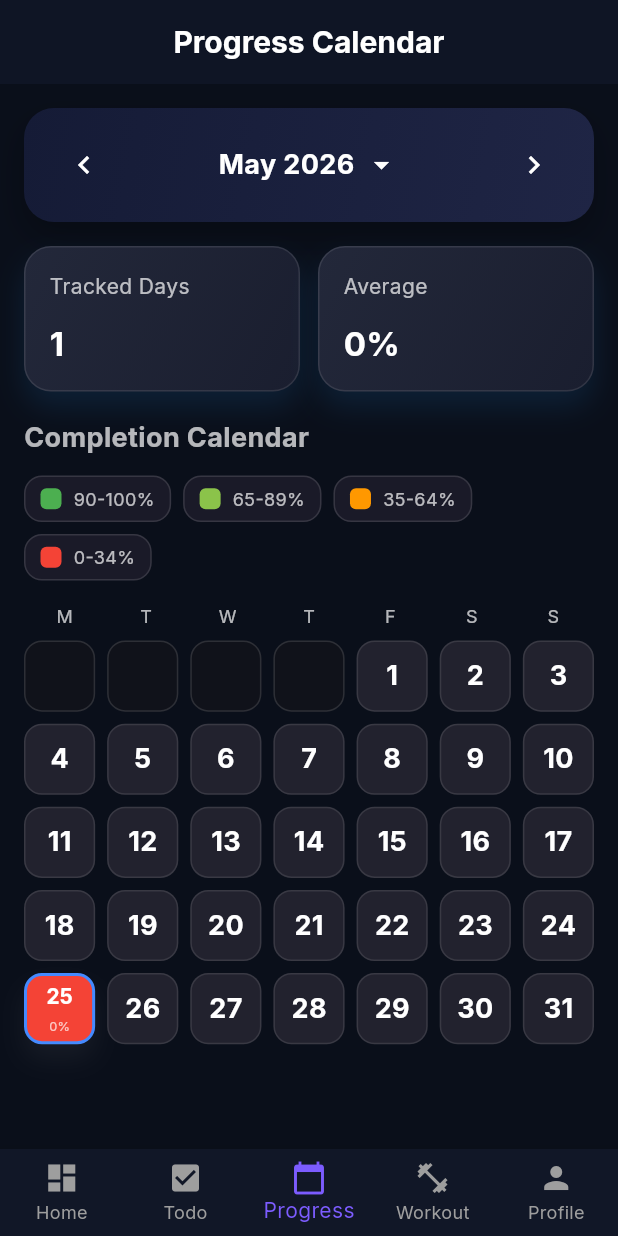
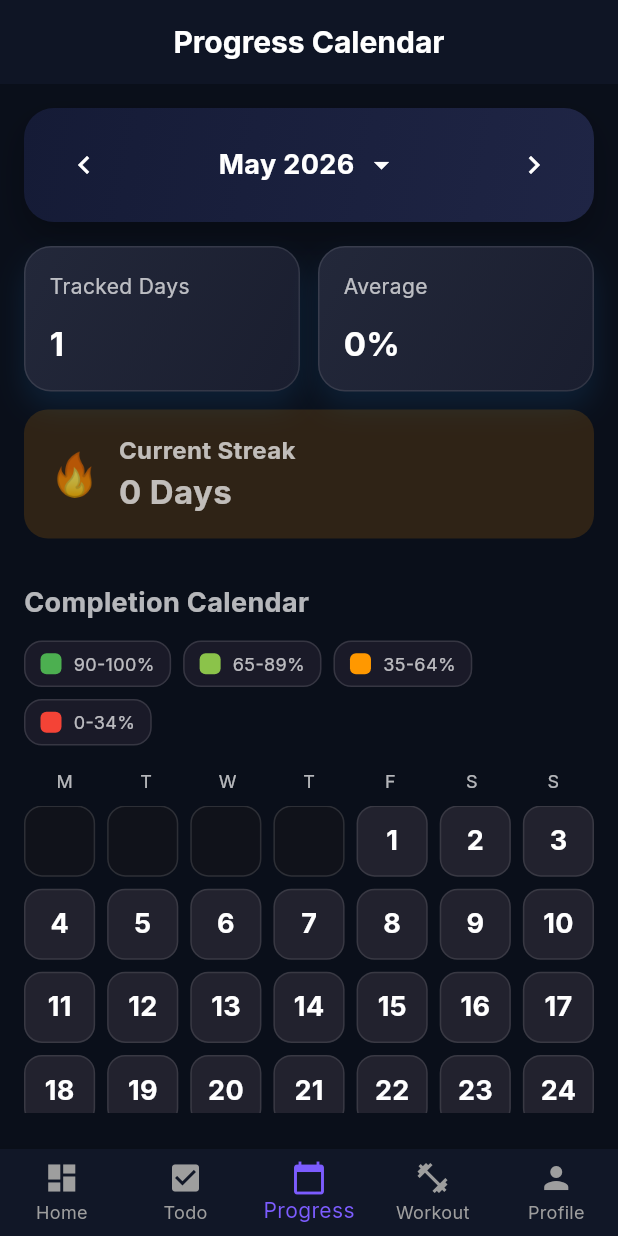
Before and after one commit to tanishsarkar28/LifeTrack, a Flutter app: the screen it shows after launch, item 3 of the bottom bar chosen, on a phone screen of 412 x 824 dp. Run offline on Flutter 3.47's test engine with Material 3 defaults, Android fonts, the phone set to English and light mode, and no system bars; our stand-ins replace flutter_local_notifications, flutter_riverpod, flutter_secure_storage, flutter_timezone, font_awesome_flutter, google_fonts and 5 more; accounts and stored records are empty.

Commit message:
Added streak counter feature

```diff
--- a/lib/providers/data_providers.dart
+++ b/lib/providers/data_providers.dart
@@ -349,29 +349,7 @@ class WorkoutNotifier extends Notifier<List<WorkoutModel>> {
 }
 
 // Score Logic
-final streakProvider = Provider<int>((ref) {
-  final progressHistory = ref.watch(taskProgressProvider);
-  int streak = 0;
-  DateTime today = DateTime.now();
-  DateTime checkDate = DateTime(today.year, today.month, today.day);
 
-  if ((progressHistory[checkDate] ?? 0.0) > 0) {
-    streak++;
-    checkDate = checkDate.subtract(const Duration(days: 1));
-    while ((progressHistory[checkDate] ?? 0.0) > 0) {
-      streak++;
-      checkDate = checkDate.subtract(const Duration(days: 1));
-    }
-  } else {
-    checkDate = checkDate.subtract(const Duration(days: 1));
-    while ((progressHistory[checkDate] ?? 0.0) > 0) {
-      streak++;
-      checkDate = checkDate.subtract(const Duration(days: 1));
-    }
-  }
-
-  return streak;
-});
 
 final dailyScoreProvider = Provider<int>((ref) {
   final tasks = ref.watch(taskProvider);
@@ -381,6 +359,29 @@ final dailyScoreProvider = Provider<int>((ref) {
   int score = ((completedCount / tasks.length) * 100).round();
 
   return score > 100 ? 100 : score;
+});
+final streakProvider = Provider<int>((ref) {
+  final progressHistory = ref.watch(taskProgressProvider);
+
+  int streak = 0;
+
+  DateTime currentDay = DateTime.now();
+
+  currentDay = DateTime(
+    currentDay.year,
+    currentDay.month,
+    currentDay.day,
+  );
+
+  while ((progressHistory[currentDay] ?? 0.0) > 0) {
+    streak++;
+
+    currentDay = currentDay.subtract(
+      const Duration(days: 1),
+    );
+  }
+
+  return streak;
 });
 
 final taskProgressProvider = Provider<Map<DateTime, double>>((ref) {
--- a/lib/screens/progress_screen.dart
+++ b/lib/screens/progress_screen.dart
@@ -56,6 +56,7 @@ class _ProgressScreenState extends ConsumerState<ProgressScreen> {
   Widget build(BuildContext context) {
     final currentTasks = ref.watch(taskProvider);
     final workouts = ref.watch(workoutProvider);
+    final streak = ref.watch(streakProvider);
     final progressHistory = ref.watch(taskProgressProvider);
     final progressDetails = ref.watch(taskProgressDetailsProvider);
     final workoutInclusion = ref.watch(workoutCalendarInclusionProvider);
@@ -150,6 +151,42 @@ class _ProgressScreenState extends ConsumerState<ProgressScreen> {
                 _buildSummaryCard('Average', '${(averageCompletion * 100).round()}%'),
               ],
             ),
+            Container(
+  padding: const EdgeInsets.all(16),
+  margin: const EdgeInsets.symmetric(vertical: 12),
+  decoration: BoxDecoration(
+    color: Colors.orange.withOpacity(0.15),
+    borderRadius: BorderRadius.circular(16),
+  ),
+  child: Row(
+    children: [
+      const Text(
+        '🔥',
+        style: TextStyle(fontSize: 28),
+      ),
+      const SizedBox(width: 12),
+      Column(
+        crossAxisAlignment: CrossAxisAlignment.start,
+        children: [
+          const Text(
+            'Current Streak',
+            style: TextStyle(
+              fontSize: 16,
+              fontWeight: FontWeight.bold,
+            ),
+          ),
+          Text(
+            '$streak Days',
+            style: const TextStyle(
+              fontSize: 22,
+              fontWeight: FontWeight.bold,
+            ),
+          ),
+        ],
+      ),
+    ],
+  ),
+),
             const SizedBox(height: 18),
             const Text('Completion Calendar', style: TextStyle(fontSize: 18, fontWeight: FontWeight.bold)),
             const SizedBox(height: 12),
--- a/pubspec.yaml
+++ b/pubspec.yaml
@@ -60,7 +60,7 @@ dev_dependencies:
   # package. See that file for information about deactivating specific lint
   # rules and activating additional ones.
   flutter_lints: ^5.0.0
-  build_runner: ^2.5.4
+  build_runner: 2.4.13
   hive_generator: ^2.0.1
   flutter_launcher_icons: ^0.13.1
 
```
Also changed, not shown: pubspec.lock.
